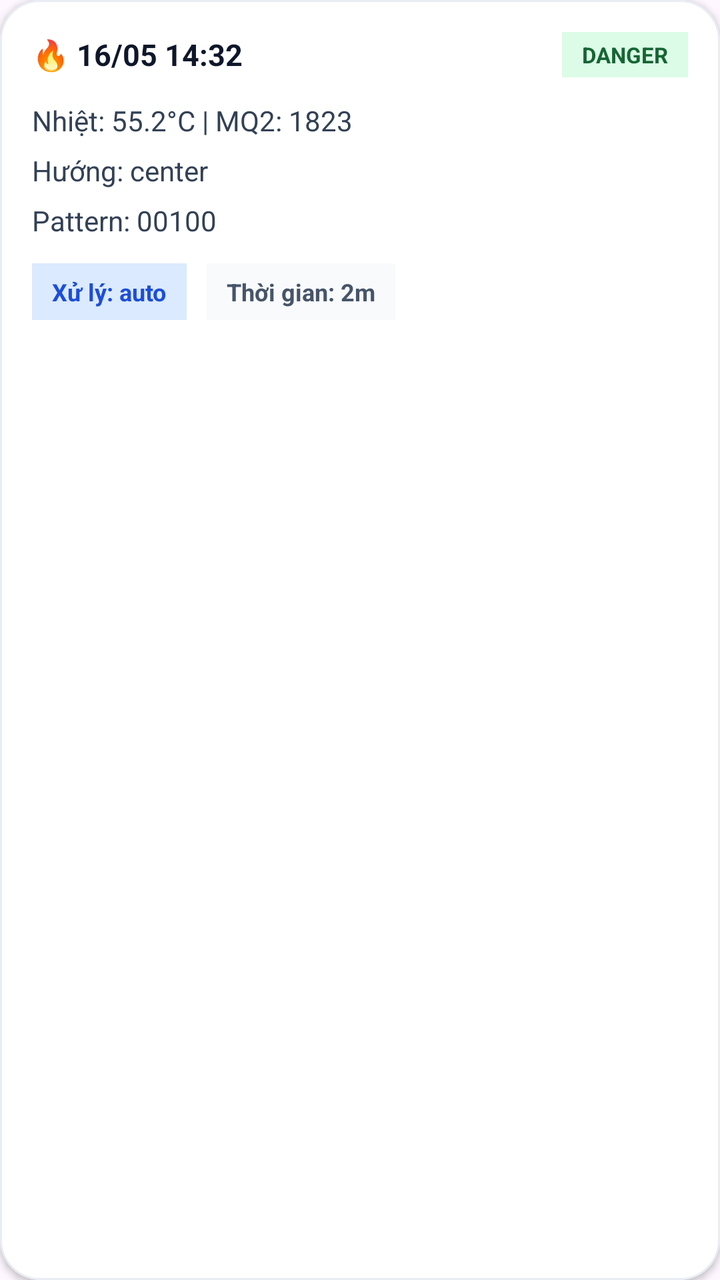
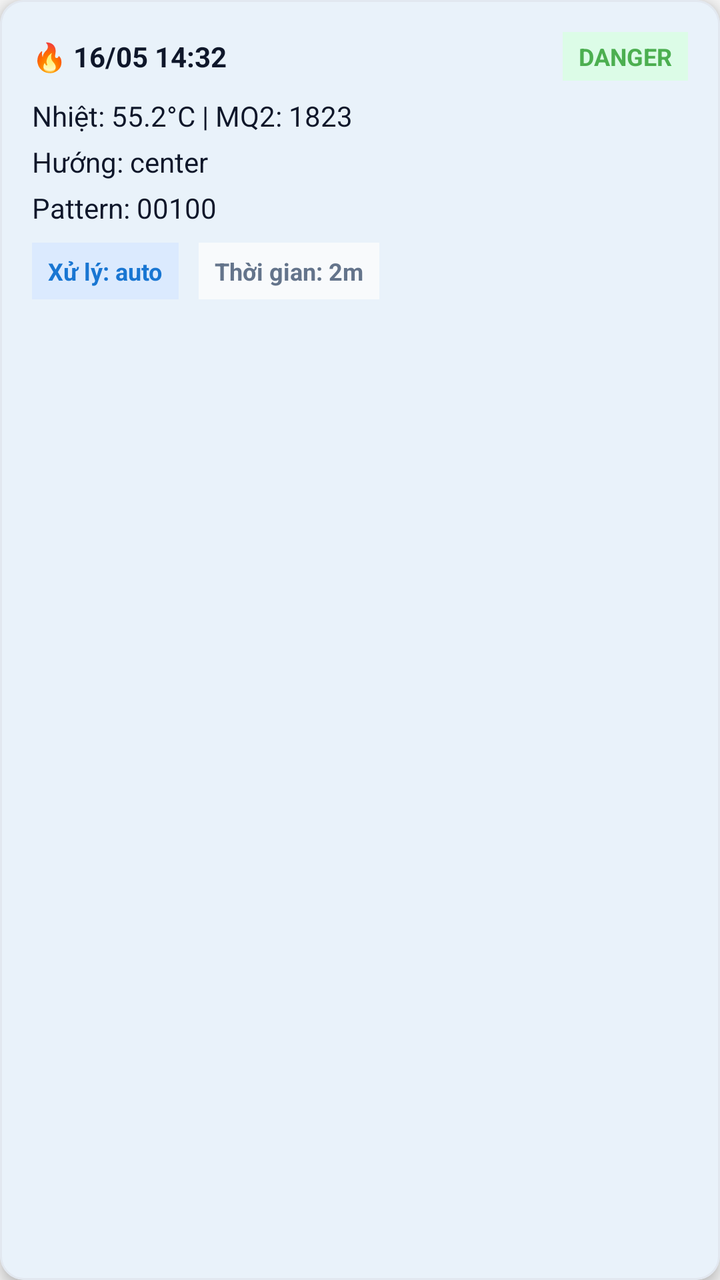

Before-and-after screenshots of an Android layout around one commit, followed by the original layout XML and the change that was made.
<!-- AndroidManifest.xml: application theme Theme.SmartFireMonitoring -->
<!-- res/layout/item_fire_event.xml -->
<?xml version="1.0" encoding="utf-8"?>
<com.google.android.material.card.MaterialCardView xmlns:android="http://schemas.android.com/apk/res/android"
    xmlns:app="http://schemas.android.com/apk/res-auto"
    android:id="@+id/cardEventRoot"
    android:layout_width="match_parent"
    android:layout_height="wrap_content"
    android:layout_marginBottom="12dp"
    app:cardBackgroundColor="#FFFFFF"
    app:cardCornerRadius="20dp"
    app:cardElevation="2dp"
    app:strokeColor="#E8EDF3"
    app:strokeWidth="1dp">

    <LinearLayout
        android:layout_width="match_parent"
        android:layout_height="wrap_content"
        android:orientation="vertical"
        android:padding="16dp">

        <LinearLayout
            android:layout_width="match_parent"
            android:layout_height="wrap_content"
            android:gravity="center_vertical"
            android:orientation="horizontal">

            <TextView
                android:id="@+id/tvEventTime"
                android:layout_width="0dp"
                android:layout_height="wrap_content"
                android:layout_weight="1"
                android:text="🔥 16/05 14:32"
                android:textColor="#0F172A"
                android:textSize="15sp"
                android:textStyle="bold" />

            <TextView
                android:id="@+id/tvEventLevel"
                android:layout_width="wrap_content"
                android:layout_height="wrap_content"
                android:background="#DCFCE7"
                android:paddingHorizontal="10dp"
                android:paddingVertical="4dp"
                android:text="DANGER"
                android:textColor="#166534"
                android:textSize="11sp"
                android:textStyle="bold" />
        </LinearLayout>

        <TextView
            android:id="@+id/tvEventTemperature"
            android:layout_width="wrap_content"
            android:layout_height="wrap_content"
            android:layout_marginTop="12dp"
            android:text="Nhiệt: 55.2°C | MQ2: 1823"
            android:textColor="#334155"
            android:textSize="14sp" />

        <TextView
            android:id="@+id/tvEventDirection"
            android:layout_width="wrap_content"
            android:layout_height="wrap_content"
            android:layout_marginTop="6dp"
            android:text="Hướng: center"
            android:textColor="#334155"
            android:textSize="14sp" />

        <TextView
            android:id="@+id/tvEventPattern"
            android:layout_width="wrap_content"
            android:layout_height="wrap_content"
            android:layout_marginTop="6dp"
            android:text="Pattern: 00100"
            android:textColor="#334155"
            android:textSize="14sp" />

        <LinearLayout
            android:layout_width="match_parent"
            android:layout_height="wrap_content"
            android:layout_marginTop="12dp"
            android:orientation="horizontal">

            <TextView
                android:id="@+id/tvEventAction"
                android:layout_width="wrap_content"
                android:layout_height="wrap_content"
                android:background="#DBEAFE"
                android:paddingHorizontal="10dp"
                android:paddingVertical="6dp"
                android:text="Xử lý: auto"
                android:textColor="#1D4ED8"
                android:textSize="12sp"
                android:textStyle="bold" />

            <TextView
                android:id="@+id/tvEventDuration"
                android:layout_width="wrap_content"
                android:layout_height="wrap_content"
                android:layout_marginStart="10dp"
                android:background="#F8FAFC"
                android:paddingHorizontal="10dp"
                android:paddingVertical="6dp"
                android:text="Thời gian: 2m"
                android:textColor="#475569"
                android:textSize="12sp"
                android:textStyle="bold" />
        </LinearLayout>
    </LinearLayout>

</com.google.android.material.card.MaterialCardView>
<!-- resources referenced by this layout -->
<resources>
  <style name="Theme.SmartFireMonitoring" parent="Base.Theme.SmartFireMonitoring" />
  <style name="Base.Theme.SmartFireMonitoring" parent="Theme.Material3.DayNight.NoActionBar">
          
          
      </style>
</resources>

<!-- the commit's change to res/layout/item_fire_event.xml (unified diff, before → after) -->
@@ -5,17 +5,17 @@
     android:layout_width="match_parent"
     android:layout_height="wrap_content"
     android:layout_marginBottom="12dp"
-    app:cardBackgroundColor="#FFFFFF"
-    app:cardCornerRadius="20dp"
-    app:cardElevation="2dp"
-    app:strokeColor="#E8EDF3"
+    app:cardBackgroundColor="@color/surface"
+    app:cardCornerRadius="@dimen/card_corner_radius"
+    app:cardElevation="@dimen/card_elevation"
+    app:strokeColor="@color/border"
     app:strokeWidth="1dp">
 
     <LinearLayout
         android:layout_width="match_parent"
         android:layout_height="wrap_content"
         android:orientation="vertical"
-        android:padding="16dp">
+        android:padding="@dimen/card_padding">
 
         <LinearLayout
             android:layout_width="match_parent"
@@ -29,20 +29,20 @@
                 android:layout_height="wrap_content"
                 android:layout_weight="1"
                 android:text="🔥 16/05 14:32"
-                android:textColor="#0F172A"
-                android:textSize="15sp"
+                android:textColor="@color/text_primary"
+                android:textSize="@dimen/body_text_size"
                 android:textStyle="bold" />
 
             <TextView
                 android:id="@+id/tvEventLevel"
                 android:layout_width="wrap_content"
                 android:layout_height="wrap_content"
-                android:background="#DCFCE7"
-                android:paddingHorizontal="10dp"
+                android:background="@color/chip_safe_bg"
+                android:paddingHorizontal="@dimen/content_padding"
                 android:paddingVertical="4dp"
                 android:text="DANGER"
-                android:textColor="#166534"
-                android:textSize="11sp"
+                android:textColor="@color/safe_green"
+                android:textSize="@dimen/caption_text_size"
                 android:textStyle="bold" />
         </LinearLayout>
 
@@ -50,45 +50,45 @@
             android:id="@+id/tvEventTemperature"
             android:layout_width="wrap_content"
             android:layout_height="wrap_content"
-            android:layout_marginTop="12dp"
+            android:layout_marginTop="8dp"
             android:text="Nhiệt: 55.2°C | MQ2: 1823"
-            android:textColor="#334155"
-            android:textSize="14sp" />
+            android:textColor="@color/text_primary"
+            android:textSize="@dimen/body_text_size" />
 
         <TextView
             android:id="@+id/tvEventDirection"
             android:layout_width="wrap_content"
             android:layout_height="wrap_content"
-            android:layout_marginTop="6dp"
+            android:layout_marginTop="4dp"
             android:text="Hướng: center"
-            android:textColor="#334155"
-            android:textSize="14sp" />
+            android:textColor="@color/text_primary"
+            android:textSize="@dimen/body_text_size" />
 
         <TextView
             android:id="@+id/tvEventPattern"
             android:layout_width="wrap_content"
             android:layout_height="wrap_content"
-            android:layout_marginTop="6dp"
+            android:layout_marginTop="4dp"
             android:text="Pattern: 00100"
-            android:textColor="#334155"
-            android:textSize="14sp" />
+            android:textColor="@color/text_primary"
+            android:textSize="@dimen/body_text_size" />
 
         <LinearLayout
             android:layout_width="match_parent"
             android:layout_height="wrap_content"
-            android:layout_marginTop="12dp"
+            android:layout_marginTop="8dp"
             android:orientation="horizontal">
 
             <TextView
                 android:id="@+id/tvEventAction"
                 android:layout_width="wrap_content"
                 android:layout_height="wrap_content"
-                android:background="#DBEAFE"
-                android:paddingHorizontal="10dp"
+                android:background="@color/chip_info_bg"
+                android:paddingHorizontal="@dimen/content_padding"
                 android:paddingVertical="6dp"
                 android:text="Xử lý: auto"
-                android:textColor="#1D4ED8"
-                android:textSize="12sp"
+                android:textColor="@color/primary"
+                android:textSize="@dimen/caption_text_size"
                 android:textStyle="bold" />
 
             <TextView
@@ -96,12 +96,12 @@
                 android:layout_width="wrap_content"
                 android:layout_height="wrap_content"
                 android:layout_marginStart="10dp"
-                android:background="#F8FAFC"
-                android:paddingHorizontal="10dp"
+                android:background="@color/surface_variant"
+                android:paddingHorizontal="@dimen/content_padding"
                 android:paddingVertical="6dp"
                 android:text="Thời gian: 2m"
-                android:textColor="#475569"
-                android:textSize="12sp"
+                android:textColor="@color/text_secondary"
+                android:textSize="@dimen/caption_text_size"
                 android:textStyle="bold" />
         </LinearLayout>
     </LinearLayout>
<!-- resource entries referenced after the edit -->
@@ -1,9 +1,65 @@
 <!-- resources referenced by this layout -->
 <resources>
+  <color name="border">#E2E8F0</color>
+  <color name="chip_info_bg">#DBEAFE</color>
+  <color name="chip_safe_bg">#DCFCE7</color>
+  <color name="primary">#1976D2</color>
+  <color name="safe_green">#4CAF50</color>
+  <color name="surface">#FFFFFF</color>
+  <color name="surface_variant">#F8FAFC</color>
+  <color name="text_primary">#0F172A</color>
+  <color name="text_secondary">#64748B</color>
+  <dimen name="body_text_size">14sp</dimen>
+  <dimen name="caption_text_size">12sp</dimen>
+  <dimen name="card_corner_radius">12dp</dimen>
+  <dimen name="card_elevation">4dp</dimen>
+  <dimen name="card_padding">16dp</dimen>
+  <dimen name="content_padding">8dp</dimen>
   <style name="Theme.SmartFireMonitoring" parent="Base.Theme.SmartFireMonitoring" />
   <style name="Base.Theme.SmartFireMonitoring" parent="Theme.Material3.DayNight.NoActionBar">
-          
-          
+          <item name="colorPrimary">@color/primary</item>
+          <item name="colorOnPrimary">@color/white</item>
+          <item name="colorPrimaryContainer">@color/chip_info_bg</item>
+          <item name="colorOnPrimaryContainer">@color/primary_dark</item>
+          <item name="colorSecondary">@color/safe_green</item>
+          <item name="colorOnSecondary">@color/white</item>
+          <item name="colorTertiary">@color/warning_yellow</item>
+          <item name="colorError">@color/danger_red</item>
+          <item name="colorSurface">@color/surface</item>
+          <item name="colorOnSurface">@color/text_primary</item>
+          <item name="colorSurfaceVariant">@color/surface_variant</item>
+          <item name="android:colorBackground">@color/background</item>
+          <item name="android:statusBarColor" tools:targetApi="l">@color/primary_dark</item>
+          <item name="android:navigationBarColor" tools:targetApi="l">@color/background</item>
+          <item name="materialCardViewStyle">@style/Widget.SmartFireMonitoring.Card</item>
+          <item name="textAppearanceHeadlineLarge">@style/TextAppearance.SmartFireMonitoring.Title</item>
+          <item name="textAppearanceBodyMedium">@style/TextAppearance.SmartFireMonitoring.Body</item>
+          <item name="textAppearanceLabelSmall">@style/TextAppearance.SmartFireMonitoring.Caption</item>
       </style>
+  <color name="white">#FFFFFFFF</color>
+  <color name="primary_dark">#0D47A1</color>
+  <color name="warning_yellow">#FFC107</color>
+  <color name="danger_red">#F44336</color>
+  <color name="background">#F5F5F5</color>
+  <style name="Widget.SmartFireMonitoring.Card" parent="Widget.MaterialComponents.CardView">
+          <item name="cardCornerRadius">@dimen/card_corner_radius</item>
+          <item name="cardElevation">@dimen/card_elevation</item>
+          <item name="strokeWidth">1dp</item>
+          <item name="strokeColor">@color/border</item>
+          <item name="cardBackgroundColor">@color/surface</item>
+      </style>
+  <style name="TextAppearance.SmartFireMonitoring.Title" parent="TextAppearance.Material3.TitleLarge">
+          <item name="android:textSize">@dimen/title_text_size</item>
+          <item name="android:textColor">@color/text_primary</item>
+      </style>
+  <style name="TextAppearance.SmartFireMonitoring.Body" parent="TextAppearance.Material3.BodyMedium">
+          <item name="android:textSize">@dimen/body_text_size</item>
+          <item name="android:textColor">@color/text_primary</item>
+      </style>
+  <style name="TextAppearance.SmartFireMonitoring.Caption" parent="TextAppearance.Material3.LabelSmall">
+          <item name="android:textSize">@dimen/caption_text_size</item>
+          <item name="android:textColor">@color/text_secondary</item>
+      </style>
+  <dimen name="title_text_size">18sp</dimen>
 </resources>
 
